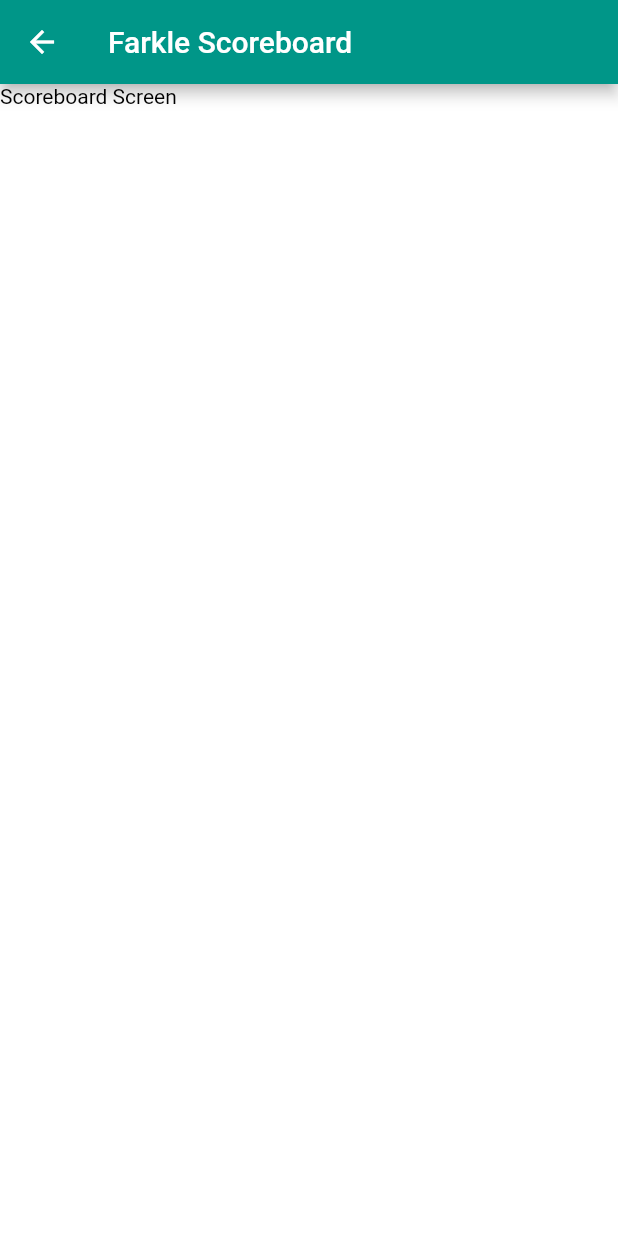
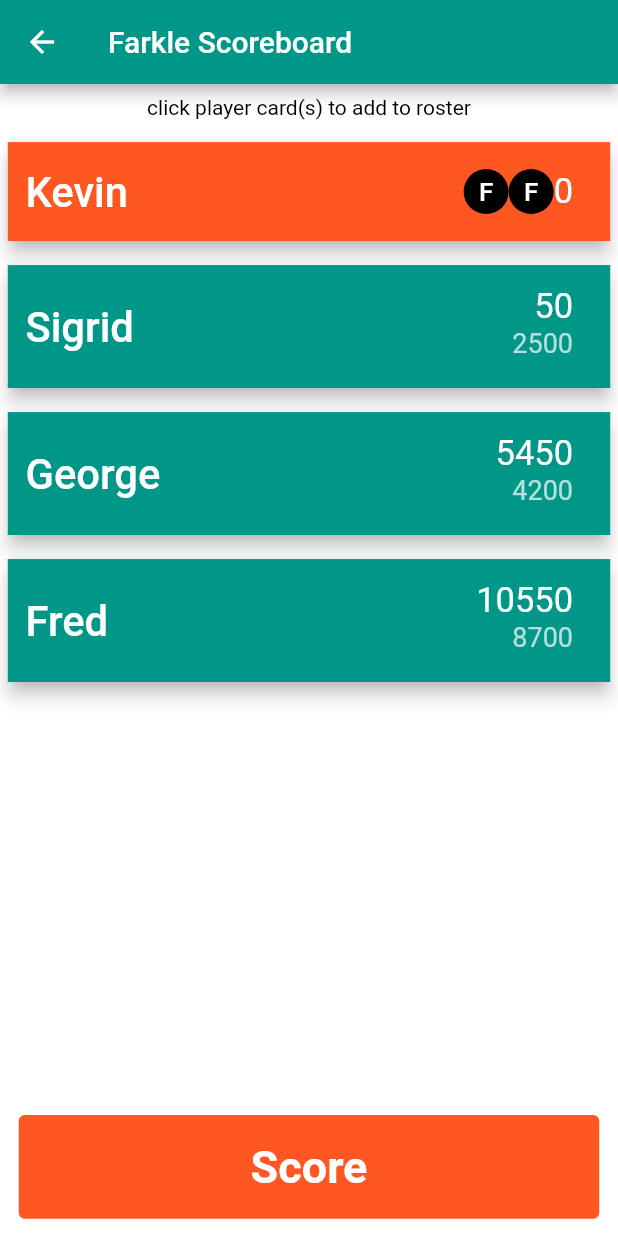
Before and after one commit to Kgresmer/farkle_scoreboard, a Flutter app: the ScoreboardScreen screen opened by its route, on a phone screen of 412 x 824 dp. Run offline on Flutter 3.47's test engine with Material 2 defaults, Android fonts, the phone set to English and light mode, and no system bars.

Commit message:
Beginning scoreboard screen design.

```diff
--- a/lib/main.dart
+++ b/lib/main.dart
@@ -34,7 +34,9 @@ class MyApp extends StatelessWidget {
             bodyText1: TextStyle(fontSize: 20, color: Colors.white, ),
             bodyText2: TextStyle(color: Colors.black),
             headline6: TextStyle(color: Colors.teal[800],fontSize: 22),
-            headline5: TextStyle(color: Colors.teal[800],fontSize: 18)),
+            headline5: TextStyle(color: Colors.teal[800],fontSize: 18),
+            headline4: TextStyle(color: Colors.white,fontSize: 23),
+            headline3: TextStyle(color: Colors.white70,fontSize: 18)),
         visualDensity: VisualDensity.adaptivePlatformDensity,
         appBarTheme: AppBarTheme(color: Colors.teal)
       ),
--- /dev/null
+++ b/lib/models/PlayerScore.dart
@@ -0,0 +1,18 @@
+import 'package:flutter/foundation.dart';
+import './Player.dart';
+
+class PlayerScore {
+  final Player player;
+  bool active;
+  int currentScore;
+  int previousScore;
+  int numOfFarkles;
+
+  PlayerScore({
+    @required this.player,
+    @required this.active,
+    @required this.currentScore,
+    @required this.previousScore,
+    @required this.numOfFarkles,
+  });
+}
--- a/lib/screens/scoreboard_screen.dart
+++ b/lib/screens/scoreboard_screen.dart
@@ -1,8 +1,62 @@
+import '../models/PlayerScore.dart';
+import '../models/Player.dart';
 import 'package:flutter/material.dart';
 import 'package:flutter/services.dart';
 
-class ScoreboardScreen extends StatelessWidget {
+class ScoreboardScreen extends StatefulWidget {
   static const routeName = '/scoreboard';
+
+  @override
+  _ScoreboardScreenState createState() => _ScoreboardScreenState();
+}
+
+class _ScoreboardScreenState extends State<ScoreboardScreen> {
+  List<PlayerScore> _players = [
+    PlayerScore(
+        player: Player(
+            name: 'Kevin', color: 1, wins: 5, losses: 1, bestScore: 10200),
+        active: true,
+        currentScore: 0,
+        previousScore: 0,
+        numOfFarkles: 2),
+    PlayerScore(
+        player: Player(
+            name: 'Sigrid', color: 1, wins: 5, losses: 1, bestScore: 10200),
+        active: false,
+        currentScore: 50,
+        previousScore: 2500,
+        numOfFarkles: 0),
+    PlayerScore(
+        player: Player(
+            name: 'George', color: 1, wins: 5, losses: 1, bestScore: 10200),
+        active: false,
+        currentScore: 5450,
+        previousScore: 4200,
+        numOfFarkles: 0),
+    PlayerScore(
+        player: Player(
+            name: 'Fred', color: 1, wins: 5, losses: 1, bestScore: 10200),
+        active: false,
+        currentScore: 10550,
+        previousScore: 8700,
+        numOfFarkles: 0),
+  ];
+
+  renderFarkles(BuildContext context, int numOfFarkles) {
+    List<Widget> farkles = [];
+    for (int i = 0; i < numOfFarkles; i++) {
+      farkles.add(CircleAvatar(
+          radius: 15,
+          backgroundColor: Colors.black,
+          child: Padding(
+              padding: const EdgeInsets.all(5),
+              child: FittedBox(
+                child: Text('F',
+                    style: Theme.of(context).textTheme.bodyText1),
+              ))));
+    }
+    return farkles;
+  }
 
   @override
   Widget build(BuildContext context) {
@@ -12,15 +66,98 @@ class ScoreboardScreen extends StatelessWidget {
         leading: Icon(Icons.arrow_back),
         title: Text('Farkle Scoreboard'),
       ),
-      body: Column(
-        children: <Widget>[
-          Container(
-            height: 300,
-            width: double.infinity,
-            child: Text('Scoreboard Screen', style: Theme.of(context).textTheme.bodyText2,),
-          ),
-        ],
-      ),
+      body: LayoutBuilder(builder: (ctx, constraints) {
+        return Column(
+          children: <Widget>[
+            Container(
+                height: constraints.maxHeight * .04,
+                child: Center(
+                  child: Text('click player card(s) to add to roster',
+                      style: Theme.of(context).textTheme.bodyText2),
+                )),
+            Container(
+              height: constraints.maxHeight * .84,
+              child: ListView.builder(
+                scrollDirection: Axis.vertical,
+                shrinkWrap: true,
+                itemBuilder: (ctx, index) {
+                  return Card(
+                    elevation: 5,
+                    margin: const EdgeInsets.symmetric(
+                      vertical: 8,
+                      horizontal: 5,
+                    ),
+                    child: ListTile(
+                      selectedTileColor: Colors.deepOrange,
+                      tileColor: Colors.teal,
+                      selected: _players[index].active,
+                      contentPadding: EdgeInsets.symmetric(vertical: 5),
+                      leading: Container(
+                        height: double.infinity,
+                        child: Padding(
+                            padding: const EdgeInsets.all(12),
+                            child: FittedBox(
+                              child: Text(_players[index].player.name,
+                                  style: Theme.of(context).textTheme.bodyText1),
+                            )),
+                      ),
+                      title: Padding(
+                        padding: EdgeInsets.only(right: 25),
+                        child: Row(
+                          mainAxisAlignment: MainAxisAlignment.end,
+                          children: <Widget>[
+                            ...renderFarkles(
+                                context, _players[index].numOfFarkles),
+                            Text(
+                              _players[index].currentScore.toString(),
+                              style: Theme.of(context).textTheme.headline4,
+                            )
+                          ],
+                        ),
+                      ),
+                      subtitle: _players[index].previousScore > 0
+                          ? Padding(
+                              padding: EdgeInsets.only(right: 25),
+                              child: Row(
+                                  mainAxisAlignment: MainAxisAlignment.end,
+                                  children: <Widget>[
+                                    Text(
+                                        _players[index]
+                                            .previousScore
+                                            .toString(),
+                                        style: Theme.of(context)
+                                            .textTheme
+                                            .headline3)
+                                  ]),
+                            )
+                          : null,
+                    ),
+                  );
+                },
+                itemCount: _players.length,
+              ),
+            ),
+            Container(
+              height: constraints.maxHeight * .12,
+              width: double.infinity,
+              child: Row(
+                  mainAxisAlignment: MainAxisAlignment.spaceEvenly,
+                  children: <Widget>[
+                    Container(
+                        height: constraints.maxHeight * .09,
+                        width: constraints.maxWidth - 25,
+                        child: TextButton(
+                            style: TextButton.styleFrom(
+                                backgroundColor: Colors.deepOrange,
+                                textStyle: TextStyle(
+                                    fontSize: 30, fontWeight: FontWeight.bold)),
+                            onPressed: () {},
+                            child: Text('Score'))),
+                  ]),
+            ),
+          ],
+        );
+      }),
     );
   }
 }
```
